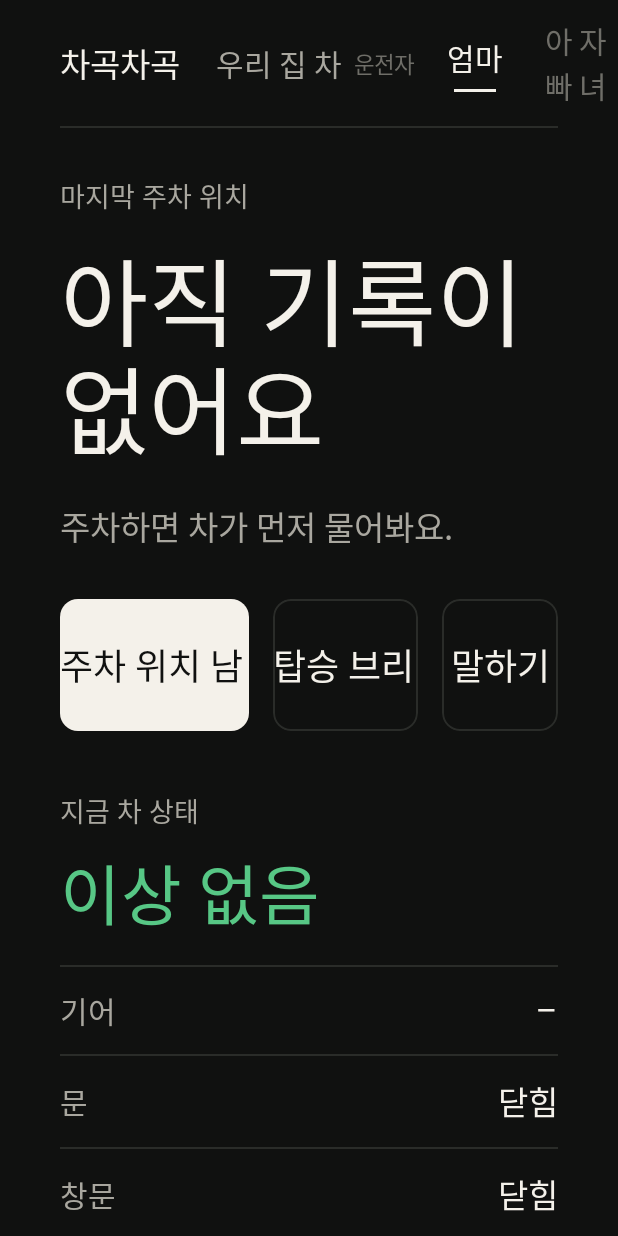
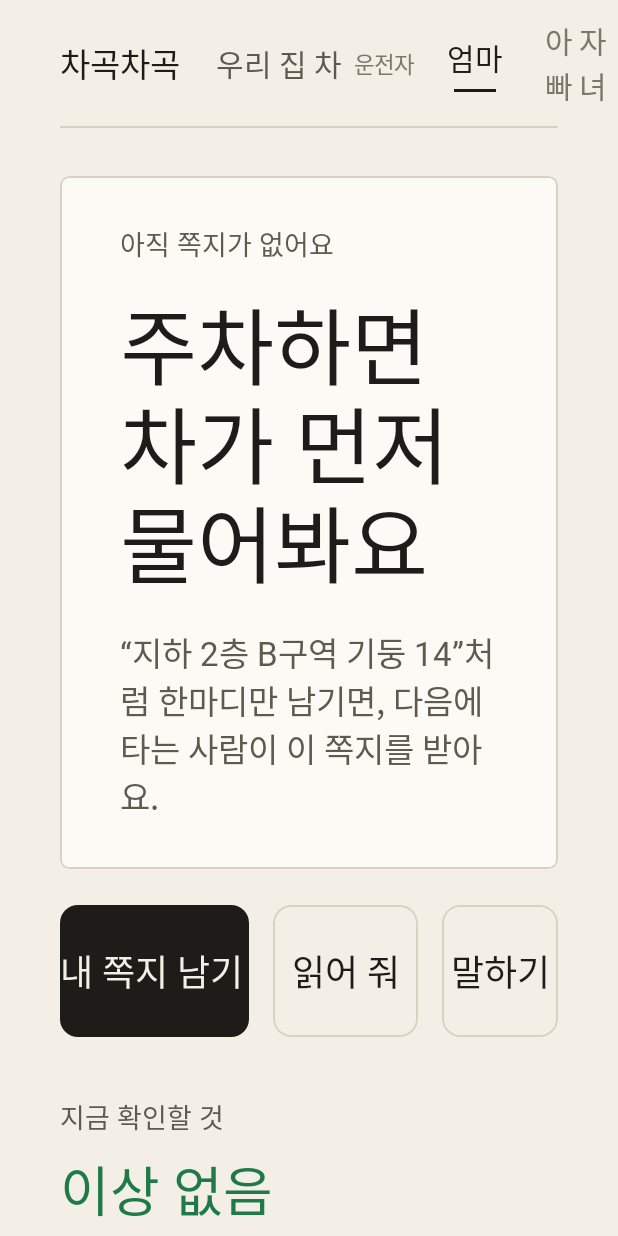
Before and after one commit to Seung1won-dot/HYUNDAI, an Android app built with Jetpack Compose: the screen it shows after launch (MainActivity), on a phone screen of 412 x 824 dp. Run offline under Robolectric (Android 15) with nearby library versions, the phone set to English and light mode, and no system bars; libraries missing offline, so code that uses them is left out: ai.pleos.playground; Roboto replaces fonts that are not available here; 41 statements that could not run were skipped.

Commit message:
화면을 인수인계 쪽지로 다시 구성
- 검은 계기판 느낌 대신 밝은 종이 톤, 시스템이 어두운 테마일 때는 어두운 종이
- 앞 운전자가 남긴 쪽지 한 장을 화면 중심에 배치
- 차 상태 항목·값 표를 없애고 지금 확인할 것만 문장으로 표시
- 디자인 기준 문서 갱신, 화면 캡처와 APK 교체

```diff
--- a/app/src/main/java/com/chagok/car/parking/ParkingDetector.kt
+++ b/app/src/main/java/com/chagok/car/parking/ParkingDetector.kt
@@ -7,7 +7,7 @@ import com.chagok.car.model.Gear
  *
  * 규칙: 주행(D·R)을 한 번이라도 한 뒤 P단에 들어가면 주차로 본다.
  * 같은 주차에 대해 두 번 묻지 않도록, 다시 주행하기 전까지는 한 번만 알린다.
- * 기어 정보가 없는 차량은 화면의 '주차 위치 남기기' 버튼으로 기록한다.
+ * 기어 정보가 없는 차량은 화면의 '내 쪽지 남기기' 버튼으로 기록한다.
  */
 class ParkingDetector {
     private var droveSinceLastPark = false
--- a/app/src/main/java/com/chagok/car/ui/ChagokApp.kt
+++ b/app/src/main/java/com/chagok/car/ui/ChagokApp.kt
@@ -3,6 +3,7 @@ package com.chagok.car.ui
 import androidx.compose.foundation.background
 import androidx.compose.foundation.border
 import androidx.compose.foundation.clickable
+import androidx.compose.foundation.isSystemInDarkTheme
 import androidx.compose.foundation.horizontalScroll
 import androidx.compose.foundation.layout.Arrangement
 import androidx.compose.foundation.layout.Box
@@ -30,6 +31,7 @@ import androidx.compose.material3.LocalTextStyle
 import androidx.compose.material3.MaterialTheme
 import androidx.compose.material3.Text
 import androidx.compose.material3.darkColorScheme
+import androidx.compose.material3.lightColorScheme
 import androidx.compose.runtime.Composable
 import androidx.compose.runtime.CompositionLocalProvider
 import androidx.compose.runtime.getValue
@@ -71,15 +73,20 @@ import java.util.Locale
 // 색·글꼴·간격은 docs/design/DESIGN.md 의 기준만 쓴다.
 
 // ---- 색 ----
-private val Bg = Color(0xFF101110)
-private val Line = Color(0xFF2A2C29)
-private val TextHi = Color(0xFFF4F1EA)   // 주조색(아이보리): 제목, 값, 주 버튼
-private val TextMid = Color(0xFFA9A79F)
-private val TextLow = Color(0xFF6F6E68)
+// 쪽지를 받는 느낌의 종이 톤. 시스템이 어두운 테마일 때(밤)는 같은 구성의 어두운 종이로 바꾼다.
+private var darkPaper by mutableStateOf(false)
+private fun tone(light: Long, dark: Long) = Color(if (darkPaper) dark else light)
+
+private val Bg get() = tone(0xFFF3EFE6, 0xFF141311)      // 바탕
+private val Sheet get() = tone(0xFFFCFAF4, 0xFF1E1C19)   // 쪽지 한 장
+private val Line get() = tone(0xFFD9D2C3, 0xFF34312B)
+private val TextHi get() = tone(0xFF1E1C19, 0xFFF4F1EA)  // 주조색(먹색): 글, 주 버튼
+private val TextMid get() = tone(0xFF5F5A50, 0xFFA9A79F)
+private val TextLow get() = tone(0xFF7D776B, 0xFF7A786F)
 // 아래 세 색은 차 상태를 알릴 때만 쓴다.
-private val Ok = Color(0xFF57C785)
-private val Warn = Color(0xFFF2B33D)
-private val Danger = Color(0xFFF0604D)
+private val Ok get() = tone(0xFF1F7A48, 0xFF57C785)
+private val Warn get() = tone(0xFFA86200, 0xFFF2B33D)
+private val Danger get() = tone(0xFFBF3B2B, 0xFFF0604D)
 
 // ---- 글꼴: Asta Sans 하나 (Pleos Connect 디자인 가이드 지정) ----
 @OptIn(androidx.compose.ui.text.ExperimentalTextApi::class)
@@ -108,7 +115,8 @@ fun ChagokApp(vm: ChagokViewModel) {
     val ui by vm.ui.collectAsStateWithLifecycle()
     val car by vm.car.collectAsStateWithLifecycle()
 
-    MaterialTheme(colorScheme = darkColorScheme(primary = TextHi, surface = Bg, background = Bg)) {
+    darkPaper = isSystemInDarkTheme()
+    MaterialTheme(colorScheme = if (darkPaper) darkColorScheme() else lightColorScheme()) {
         CompositionLocalProvider(LocalTextStyle provides TextStyle(fontFamily = Asta, color = TextHi)) {
             // 차량 화면은 가로·세로(분할 화면) 모두 올 수 있어 폭에 따라 배치를 바꾼다.
             BoxWithConstraints(Modifier.fillMaxSize().background(Bg)) {
@@ -122,13 +130,12 @@ fun ChagokApp(vm: ChagokViewModel) {
                     Rule()
                     if (wide) {
                         Row(Modifier.weight(1f)) {
-                            Column(Modifier.weight(1.5f).fillMaxHeight().padding(top = 32.dp, bottom = 24.dp, end = 40.dp)) {
-                                LastParking(ui.cards.firstOrNull(), ui.carName, Modifier.weight(1f).clipToBounds())
-                                Spacer(Modifier.height(16.dp))
+                            Column(Modifier.weight(1.5f).fillMaxHeight().padding(top = 24.dp, bottom = 24.dp, end = 40.dp)) {
+                                Note(ui.cards.firstOrNull(), ui.carName, Modifier.weight(1f))
+                                Spacer(Modifier.height(20.dp))
                                 Actions(car, vm)
                             }
-                            Box(Modifier.width(1.dp).fillMaxHeight().background(Line))
-                            Column(Modifier.weight(1f).fillMaxHeight().padding(start = 40.dp, top = 32.dp)) {
+                            Column(Modifier.weight(1f).fillMaxHeight().padding(top = 32.dp)) {
                                 // 등급은 언제나 보이게 고정하고, 아래 목록만 넘겨 본다.
                                 GradeHead(car)
                                 Column(Modifier.weight(1f).verticalScroll(rememberScrollState()).padding(bottom = 24.dp)) {
@@ -138,8 +145,8 @@ fun ChagokApp(vm: ChagokViewModel) {
                         }
                     } else {
                         Column(Modifier.weight(1f).verticalScroll(rememberScrollState()).padding(vertical = 32.dp)) {
-                            LastParking(ui.cards.firstOrNull(), ui.carName)
-                            Spacer(Modifier.height(32.dp))
+                            Note(ui.cards.firstOrNull(), ui.carName)
+                            Spacer(Modifier.height(24.dp))
                             Actions(car, vm)
                             Spacer(Modifier.height(40.dp))
                             GradeHead(car)
@@ -209,20 +216,29 @@ private fun Header(ui: UiState, car: CarState, vm: ChagokViewModel) {
     }
 }
 
-// ---- 마지막 주차 위치: 이 화면의 주인공 ----
+// ---- 쪽지 한 장: 앞 운전자가 다음 사람에게 남긴 말. 이 화면의 주인공 ----
 
 @Composable
-private fun LastParking(card: ParkingCard?, carName: String, modifier: Modifier = Modifier) {
-    Column(modifier.fillMaxWidth()) {
-        Label("마지막 주차 위치")
-        Spacer(Modifier.height(8.dp))
+private fun Note(card: ParkingCard?, carName: String, modifier: Modifier = Modifier) {
+    val shape = RoundedCornerShape(6.dp)
+    Column(
+        modifier.fillMaxWidth().clip(shape).background(Sheet).border(1.dp, Line, shape)
+            .padding(horizontal = 40.dp, vertical = 32.dp),
+    ) {
         if (card == null) {
-            Text("아직 기록이 없어요", fontSize = 64.sp, lineHeight = 72.sp, fontWeight = Heavy)
+            Label("아직 쪽지가 없어요")
+            Spacer(Modifier.height(12.dp))
+            Text("주차하면 차가 먼저 물어봐요", fontSize = 56.sp, lineHeight = 66.sp, fontWeight = Heavy)
             Spacer(Modifier.height(16.dp))
-            Text("주차하면 차가 먼저 물어봐요.", color = TextMid, fontSize = 22.sp)
+            Text("“지하 2층 B구역 기둥 14”처럼 한마디만 남기면, 다음에 타는 사람이 이 쪽지를 받아요.", color = TextMid, fontSize = 22.sp, lineHeight = 32.sp)
             return@Column
         }
-        // 가장 중요한 정보 하나를 가장 크게: 1~2초 안에 읽히도록. 긴 메모는 한 단계 줄인다.
+        Row(verticalAlignment = Alignment.CenterVertically) {
+            Text("${card.driver}님이 남긴 쪽지", fontSize = 22.sp, fontWeight = Semi)
+            Text("   ${formatTime(card.parkedAtMillis)} · ${card.car ?: carName}", color = TextMid, fontSize = 20.sp, maxLines = 1)
+        }
+        Spacer(Modifier.height(16.dp))
+        // 가장 중요한 말 하나를 가장 크게: 1~2초 안에 읽히도록. 긴 메모는 한 단계 줄인다.
         val big = card.memo.length <= 12
         Text(
             card.memo,
@@ -232,33 +248,28 @@ private fun LastParking(card: ParkingCard?, carName: String, modifier: Modifier
             maxLines = 2,
             overflow = TextOverflow.Ellipsis,
         )
-        Spacer(Modifier.height(16.dp))
-        Row(verticalAlignment = Alignment.CenterVertically) {
-            Text("${card.driver}님이 주차", fontSize = 22.sp, fontWeight = Semi)
-            Text("   ${formatTime(card.parkedAtMillis)}   ${card.car ?: carName}", color = TextMid, fontSize = 22.sp)
-        }
-        Spacer(Modifier.height(32.dp))
-        // 넘겨받는 사람이 알아야 할 것: 주차 당시 차 상태.
-        Label("넘겨받을 때")
-        Spacer(Modifier.height(12.dp))
-        // 한눈에 읽히도록 세 줄까지만 보여 준다.
-        val left = card.rangeKm?.let { "주행 가능 ${it.toInt()}km" } ?: card.fuelPercent?.let { "연료 $it%" }
-        if (card.issues.isEmpty()) Mark(Ok, listOfNotNull("차 상태 이상 없음", left).joinToString(" · "))
-        card.issues.take(3).forEachIndexed { i, issue ->
-            val more = if (i == 2 && card.issues.size > 3) " 외 ${card.issues.size - 3}건" else ""
-            val extra = if (i == 0 && left != null && IssueHistory.label(issue).startsWith("연료")) " · $left" else ""
-            Mark(Warn, IssueHistory.label(issue) + extra + more)
+        Spacer(Modifier.height(20.dp))
+        Box(Modifier.width(72.dp).height(4.dp).background(TextHi))
+        Spacer(Modifier.height(24.dp))
+        // 넘겨받는 사람이 알아야 할 것을 숫자 표가 아니라 문장으로 적는다. 네 줄까지만.
+        val left = card.rangeKm?.let { "약 ${it.toInt()}km 갈 수 있어요" } ?: card.fuelPercent?.let { "연료가 $it% 남았어요" }
+        val lines = card.issues.map { Warn to IssueHistory.label(it) } +
+            listOfNotNull(left?.let { (if (card.issues.isEmpty()) Ok else TextMid) to it })
+        if (card.issues.isEmpty() && left == null) Mark(Ok, "차는 이상 없이 두고 갔어요")
+        lines.take(4).forEachIndexed { i, (color, text) ->
+            val more = if (i == 3 && lines.size > 4) " 외 ${lines.size - 4}건" else ""
+            Mark(color, text + more)
         }
     }
 }
 
 /** 색 점 하나와 한 줄 문장. 알약 모양 꼬리표 대신 쓴다. */
 @Composable
-private fun Mark(color: Color, text: String) {
-    Row(Modifier.padding(vertical = 5.dp), verticalAlignment = Alignment.CenterVertically) {
-        Box(Modifier.size(10.dp).clip(CircleShape).background(color))
+private fun Mark(color: Color, text: String, lines: Int = 1) {
+    Row(Modifier.padding(vertical = 6.dp), verticalAlignment = Alignment.Top) {
+        Box(Modifier.padding(top = 11.dp).size(10.dp).clip(CircleShape).background(color))
         Spacer(Modifier.width(14.dp))
-        Text(text, fontSize = 22.sp, maxLines = 1, overflow = TextOverflow.Ellipsis)
+        Text(text, fontSize = 22.sp, lineHeight = 31.sp, maxLines = lines, overflow = TextOverflow.Ellipsis)
     }
 }
 
@@ -268,8 +279,8 @@ private fun Mark(color: Color, text: String) {
 private fun Actions(car: CarState, vm: ChagokViewModel) {
     Row(horizontalArrangement = Arrangement.spacedBy(16.dp)) {
         // 주 버튼은 화면에 하나.
-        PushButton("주차 위치 남기기", Modifier.weight(1.3f), primary = true, enabled = !car.isDriving) { vm.askParking() }
-        PushButton("탑승 브리핑", Modifier.weight(1f)) { vm.playBoardingBriefing() }
+        PushButton("내 쪽지 남기기", Modifier.weight(1.3f), primary = true, enabled = !car.isDriving) { vm.askParking() }
+        PushButton("읽어 줘", Modifier.weight(1f)) { vm.playBoardingBriefing() }
         // 누른 뒤에는 말로만 진행한다: "여기 다음에 오자", "그 빵집 안내해 줘".
         PushButton("말하기", Modifier.weight(0.8f)) { vm.askCommand() }
     }
@@ -307,27 +318,21 @@ private fun PushButton(text: String, modifier: Modifier = Modifier, primary: Boo
 @Composable
 private fun GradeHead(car: CarState) {
     val grade = CheckRules.worst(CheckRules.drivingIssues(car) + CheckRules.exitIssues(car))
-    Label("지금 차 상태")
+    Label("지금 확인할 것")
     Spacer(Modifier.height(8.dp))
-    Text(gradeLabel(grade), color = gradeColor(grade), fontSize = 44.sp, lineHeight = 52.sp, fontWeight = Heavy, maxLines = 1)
-    Spacer(Modifier.height(16.dp))
-    Rule()
+    Text(gradeLabel(grade), color = gradeColor(grade), fontSize = 36.sp, lineHeight = 44.sp, fontWeight = Heavy, maxLines = 1)
+    Spacer(Modifier.height(12.dp))
 }
 
 @Composable
 private fun Side(ui: UiState, car: CarState, vm: ChagokViewModel) {
-    Line("기어", gearLabel(car.gear))
-    // 차량이 주지 않는 정보는 줄을 만들지 않는다.
-    car.rangeKm?.let { Line("주행 가능", "${it.toInt()}km", if (it <= CheckRules.LOW_RANGE_KM) Warn else null) }
-    car.fuelPercent?.let { Line("연료", "$it%", if (it <= CheckRules.LOW_FUEL_PERCENT) Warn else null) }
-    car.batteryPercent?.let { Line("배터리", "$it%", if (it <= CheckRules.LOW_BATTERY_PERCENT) Warn else null) }
-    Line("문", if (car.openDoors.isEmpty()) "닫힘" else "${car.openDoors.joinToString(", ")} 열림", if (car.openDoors.isEmpty()) null else Danger)
-    Line("창문", if (car.openWindows.isEmpty()) "닫힘" else "열림", if (car.openWindows.isEmpty()) null else Warn)
-    car.headlightOn?.let { Line("라이트", if (it) "켜짐" else "꺼짐", if (it) Warn else null) }
-    car.lowTirePressure?.let { Line("타이어", if (it) "공기압 낮음" else "정상", if (it) Warn else null) }
+    // 차량 상태 표를 늘어놓지 않는다. 지금 손봐야 할 것만 문장으로 말한다.
+    val now = CheckRules.drivingIssues(car) + CheckRules.exitIssues(car)
+    if (now.isEmpty()) Hint("문, 창문, 라이트, 남은 거리 모두 괜찮아요.")
+    now.forEach { Mark(gradeColor(it.grade), it.message, lines = 2) }
     // 되풀이되는 이상: 가족이 함께 보고 정비소에서 보여 줄 근거.
     IssueHistory.repeated(ui.cards, System.currentTimeMillis()).forEach {
-        Line("최근 2주", "${it.label} ${it.times}회", Warn)
+        Mark(Warn, "최근 2주 동안 ‘${it.label}’ ${it.times}번", lines = 2)
     }
 
     Spacer(Modifier.height(40.dp))
@@ -351,11 +356,11 @@ private fun Side(ui: UiState, car: CarState, vm: ChagokViewModel) {
     }
 
     Spacer(Modifier.height(40.dp))
-    Label("이전 기록")
+    Label("지난 쪽지")
     Spacer(Modifier.height(12.dp))
     Rule()
     val older = ui.cards.drop(1).take(6)
-    if (older.isEmpty()) Hint("주차할 때마다 여기에 쌓여요.")
+    if (older.isEmpty()) Hint("주차할 때마다 한 장씩 쌓여요.")
     older.forEach { c ->
         Row(Modifier.fillMaxWidth().padding(vertical = 14.dp), verticalAlignment = Alignment.CenterVertically) {
             Text(c.memo, fontSize = 22.sp, fontWeight = Semi, maxLines = 1, overflow = TextOverflow.Ellipsis, modifier = Modifier.weight(1f))
@@ -364,26 +369,6 @@ private fun Side(ui: UiState, car: CarState, vm: ChagokViewModel) {
         }
         Rule()
     }
-}
-
-/** 항목 이름과 값 한 줄. 이상이 있으면 값에만 상태 색을 쓴다. */
-@Composable
-private fun Line(label: String, value: String, alert: Color? = null) {
-    Row(Modifier.fillMaxWidth().padding(vertical = 14.dp), verticalAlignment = Alignment.CenterVertically) {
-        Text(label, color = TextMid, fontSize = 20.sp)
-        Spacer(Modifier.width(24.dp))
-        Text(
-            value,
-            color = alert ?: TextHi,
-            fontSize = 22.sp,
-            fontWeight = if (alert != null) Heavy else Semi,
-            maxLines = 1,
-            overflow = TextOverflow.Ellipsis,
-            modifier = Modifier.weight(1f),
-            textAlign = androidx.compose.ui.text.style.TextAlign.End,
-        )
-    }
-    Rule()
 }
 
 @Composable
@@ -531,14 +516,6 @@ private fun TestChip(text: String, selected: Boolean, onClick: () -> Unit) {
     )
 }
 
-private fun gearLabel(g: Gear) = when (g) {
-    Gear.PARK -> "P"
-    Gear.REVERSE -> "R"
-    Gear.NEUTRAL -> "N"
-    Gear.DRIVE -> "D"
-    Gear.UNKNOWN -> "–"
-}
-
 private fun formatTime(millis: Long): String {
     val day = SimpleDateFormat("yyyyMMdd", Locale.KOREAN)
     val pattern = if (day.format(Date(millis)) == day.format(Date())) "오늘 a h:mm" else "M월 d일 a h:mm"
```
Also changed, not shown: 10 other files.
